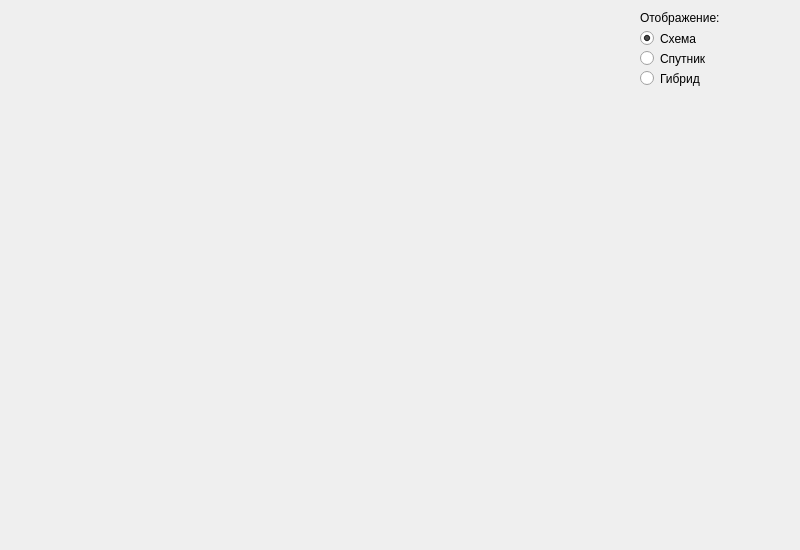
First picture: the form in UI/MainWindow.ui, repository fivan999/MapsApiApp, before the edit.
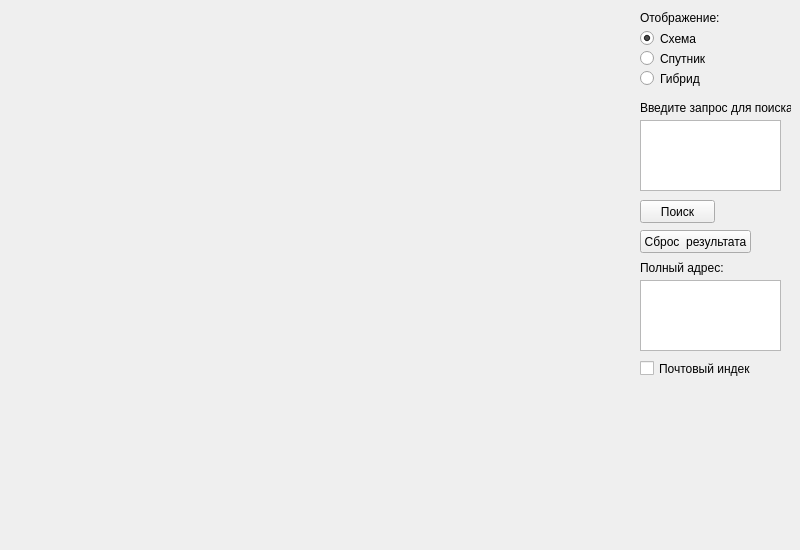
Second picture: the form after the edit.

Commit message: Поиск, сброс, почтовый индекс (задания 6-10)

```diff
--- a/UI/MainWindow.ui
+++ b/UI/MainWindow.ui
@@ -91,6 +91,91 @@
      <string notr="true">map_type_group</string>
     </attribute>
    </widget>
+   <widget class="QLabel" name="label_2">
+    <property name="geometry">
+     <rect>
+      <x>640</x>
+      <y>100</y>
+      <width>151</width>
+      <height>16</height>
+     </rect>
+    </property>
+    <property name="text">
+     <string>Введите запрос для поиска:</string>
+    </property>
+   </widget>
+   <widget class="QPlainTextEdit" name="search_place_input">
+    <property name="geometry">
+     <rect>
+      <x>640</x>
+      <y>120</y>
+      <width>141</width>
+      <height>71</height>
+     </rect>
+    </property>
+   </widget>
+   <widget class="QPushButton" name="search_place_button">
+    <property name="geometry">
+     <rect>
+      <x>640</x>
+      <y>200</y>
+      <width>75</width>
+      <height>23</height>
+     </rect>
+    </property>
+    <property name="text">
+     <string>Поиск</string>
+    </property>
+   </widget>
+   <widget class="QPushButton" name="reset_search_button">
+    <property name="geometry">
+     <rect>
+      <x>640</x>
+      <y>230</y>
+      <width>111</width>
+      <height>23</height>
+     </rect>
+    </property>
+    <property name="text">
+     <string>Сброс  результата</string>
+    </property>
+   </widget>
+   <widget class="QPlainTextEdit" name="search_address_edit">
+    <property name="geometry">
+     <rect>
+      <x>640</x>
+      <y>280</y>
+      <width>141</width>
+      <height>71</height>
+     </rect>
+    </property>
+   </widget>
+   <widget class="QLabel" name="label_3">
+    <property name="geometry">
+     <rect>
+      <x>640</x>
+      <y>260</y>
+      <width>91</width>
+      <height>16</height>
+     </rect>
+    </property>
+    <property name="text">
+     <string>Полный адрес:</string>
+    </property>
+   </widget>
+   <widget class="QCheckBox" name="postal_code_checkbox">
+    <property name="geometry">
+     <rect>
+      <x>640</x>
+      <y>360</y>
+      <width>111</width>
+      <height>17</height>
+     </rect>
+    </property>
+    <property name="text">
+     <string>Почтовый индекс</string>
+    </property>
+   </widget>
   </widget>
  </widget>
  <resources/>
```
The commit also changes 3 other files.
